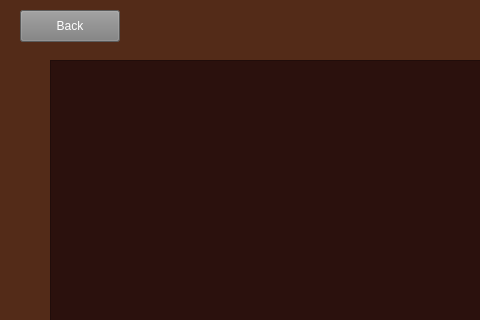
University-of-Utah-CS3505/a9-edu-app-f24-00Calvin00, file A8EduApp/teachingwidget.ui: the form before one commit; both pictures show x 0 to 480 and y 0 to 320 of the 800 by 600 pixel window.
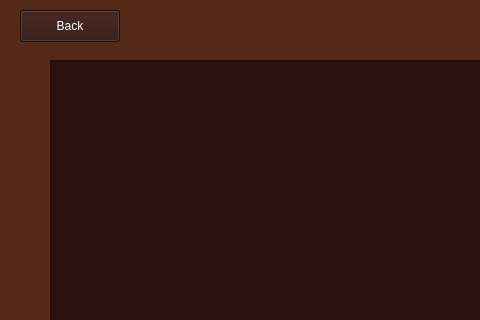
The form after the commit.

Commit message: Changed background color

Patch:
```diff
--- a/A8EduApp/teachingwidget.ui
+++ b/A8EduApp/teachingwidget.ui
@@ -77,7 +77,7 @@
     </rect>
    </property>
    <property name="styleSheet">
-    <string notr="true">background-color: rgb(127, 127, 127);
+    <string notr="true">background-color: rgb(48, 21, 14);
 color: rgb(255, 255, 255);</string>
    </property>
    <property name="text">
```
The commit also changes 1 other file.
